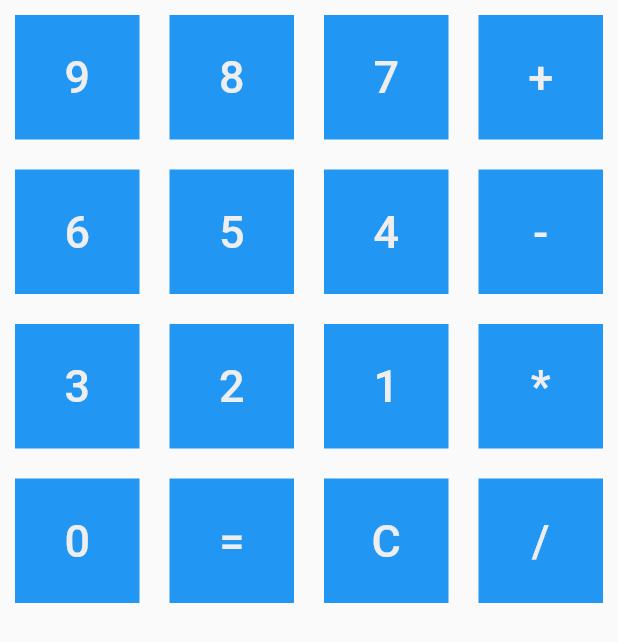
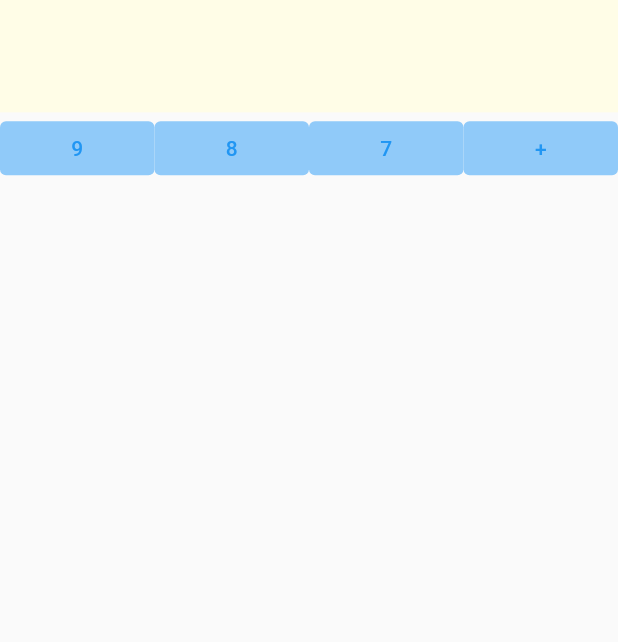
Before and after one commit to jeik0s/SimpleCalculator, a Flutter app: the screen it shows after launch, on a phone screen of 412 x 824 dp. Shown: the top 642 px of the screen. Run offline on Flutter 3.47's test engine with Material 2 defaults, Android fonts, the phone set to English and light mode, and no system bars.

Commit message:
New app strategy

```diff
--- a/lib/main.dart
+++ b/lib/main.dart
@@ -6,148 +6,66 @@ void main() {
 
 class SimpleCalculator extends StatelessWidget {
   @override
-  Widget build(BuildContext context){
+  Widget build(BuildContext context) {
     return MaterialApp(
-      title: 'Simple calculator',
-      home: CalculatorCanvas(appTitle: 'Simple calculator',),
-    );
-  }
-}
-
-class CalculatorCanvas extends StatefulWidget {
-  CalculatorCanvas({Key? key, required this.appTitle}) : super(key: key);
-
-  final String appTitle;
-  _CalculatorCanvasState createState() => _CalculatorCanvasState();
-}
-
-class _CalculatorCanvasState extends State<CalculatorCanvas> {
-  String _userInputValue1 = "";
-  String _userInputValue2 = "";
-  String _userMathOperation = "";
-  String _result = "0";
-
-  void showNumber(){
-    print('print me');
-  }
-
-  void _getUserInput(String userInput){
-    String currently = "";
-    if(userInput == "+") {
-      _userMathOperation = "+";
-      currently = "+";
-    }
-    else if(userInput == "-") {
-      _userMathOperation = "-";
-      currently = "-";
-      userInput = "";
-    }
-    else if(userInput == "*"){
-      _userMathOperation = "*";
-      currently = "*";
-      userInput = "";
-    }
-    else if(userInput == "/"){
-      _userMathOperation = "/";
-      currently = "/";
-      userInput = "";
-    }
-    else if(userInput == "=") {
-      if (_userMathOperation == "+") {
-        debugPrint("++++++");
-        currently = (int.parse(_userInputValue1) + int.parse(_userInputValue2)).toString();
-        _userMathOperation = "=";
-      }
-      else if (_userMathOperation == "-") {
-        debugPrint("-------");
-        debugPrint(_userInputValue1 + "-" + _userInputValue2);
-        currently = (int.parse(_userInputValue1) - int.parse(_userInputValue2)).toString();
-        debugPrint(currently);
-        _userMathOperation = "=";
-      }
-      else if (_userMathOperation == "*") {
-        currently = (int.parse(_userInputValue1) * int.parse(_userInputValue2)).toString();
-        _userMathOperation = "=";
-      }
-      else if (_userMathOperation == "/") {
-        currently = (int.parse(_userInputValue1) / int.parse(_userInputValue2)).toString();
-        _userMathOperation = "=";
-      }
-    }
-
-
-    if(_userMathOperation == "") {
-      _userInputValue1 = _userInputValue1 + userInput;
-      currently = _userInputValue1;
-    }
-    else if (_userMathOperation != "=") {
-      _userInputValue2 = _userInputValue2 + userInput;
-      debugPrint("2:" + _userInputValue2);
-      currently = _userInputValue2;
-    }
-
-    if(userInput == "C"){
-      _userInputValue1 = "";
-      _userInputValue2 = "";
-      _userMathOperation = "";
-      currently = "";
-    }
-
-    setState(() {
-      _result = currently;
-    });
-  }
-
-  @override
-  Widget build(BuildContext context) {
-    return Scaffold(
-      body: SafeArea(
-        child: GridView.count(
-          crossAxisCount: 4,
-          children: <Widget>[
-            KeyButton(buttonName: "9", callback: showNumber),
-            KeyButton(buttonName: "8", callback: showNumber),
-            KeyButton(buttonName: "7", callback: showNumber),
-            KeyButton(buttonName: "+", callback: showNumber),
-            KeyButton(buttonName: "6", callback: showNumber),
-            KeyButton(buttonName: "5", callback: showNumber),
-            KeyButton(buttonName: "4", callback: showNumber),
-            KeyButton(buttonName: "-", callback: showNumber),
-            KeyButton(buttonName: "3", callback: showNumber),
-            KeyButton(buttonName: "2", callback: showNumber),
-            KeyButton(buttonName: "1", callback: showNumber),
-            KeyButton(buttonName: "*", callback: showNumber),
-            KeyButton(buttonName: "0", callback: showNumber),
-            KeyButton(buttonName: "=", callback: showNumber),
-            KeyButton(buttonName: "C", callback: showNumber),
-            KeyButton(buttonName: "/", callback: showNumber),
-          ],
+      home: Scaffold(
+        body: SafeArea(
+            child: CalculatorCanvas()
         ),
       ),
     );
   }
 }
 
-class KeyButton extends StatelessWidget {
-  KeyButton({Key? key, required this.buttonName, required this.callback}) : super(key: key);
-  final String buttonName;
-  final VoidCallback callback;
-  // Read https://stackoverflow.com/questions/54493002/pass-method-as-parameter-to-a-widget
-  Widget build(BuildContext build) {
-    return Container(
-        alignment: Alignment.center,
-        margin: const EdgeInsets.all(10.0),
-        height: 60.0,
-        width: 40.0,
-        color: Colors.blue,
-        child: TextButton(
-          child: Text(
-            this.buttonName,
-            style: TextStyle(fontSize: 30, color: Colors.grey[200]),
+class CalculatorCanvas extends StatefulWidget {
+  @override
+  _CalculatorCanvasState createState() => _CalculatorCanvasState();
+}
+
+class _CalculatorCanvasState extends State<CalculatorCanvas> {
+
+  Widget buildKey({required String keyValue})
+  => Expanded(
+    child: TextButton(
+        style: ButtonStyle(
+          backgroundColor: MaterialStateProperty.all(Colors.blue[200]),
+        ),
+        onPressed: () {},
+        child: Container(
+          child: Text("$keyValue"),
+        )
+    ),
+  );
+
+
+  @override
+  Widget build(BuildContext context) {
+    return Column(
+      children: <Widget>[
+        Expanded(
+          flex: 1,
+          child: Container(
+            width: double.infinity,
+            color: Colors.yellow[50],
           ),
-//        onPressed: () => callback
-          onPressed: callback
-          ,)
+        ),
+        Expanded(
+          flex: 10,
+          child: Column(
+            children: <Widget>[
+              Row(
+                mainAxisAlignment: MainAxisAlignment.center,
+                children: <Widget>[
+                  buildKey(keyValue: "9"),
+                  buildKey(keyValue: "8"),
+                  buildKey(keyValue: "7"),
+                  buildKey(keyValue: "+"),
+                ],
+              ),
+            ],
+          ),
+        ),
+      ],
     );
   }
 }
```
